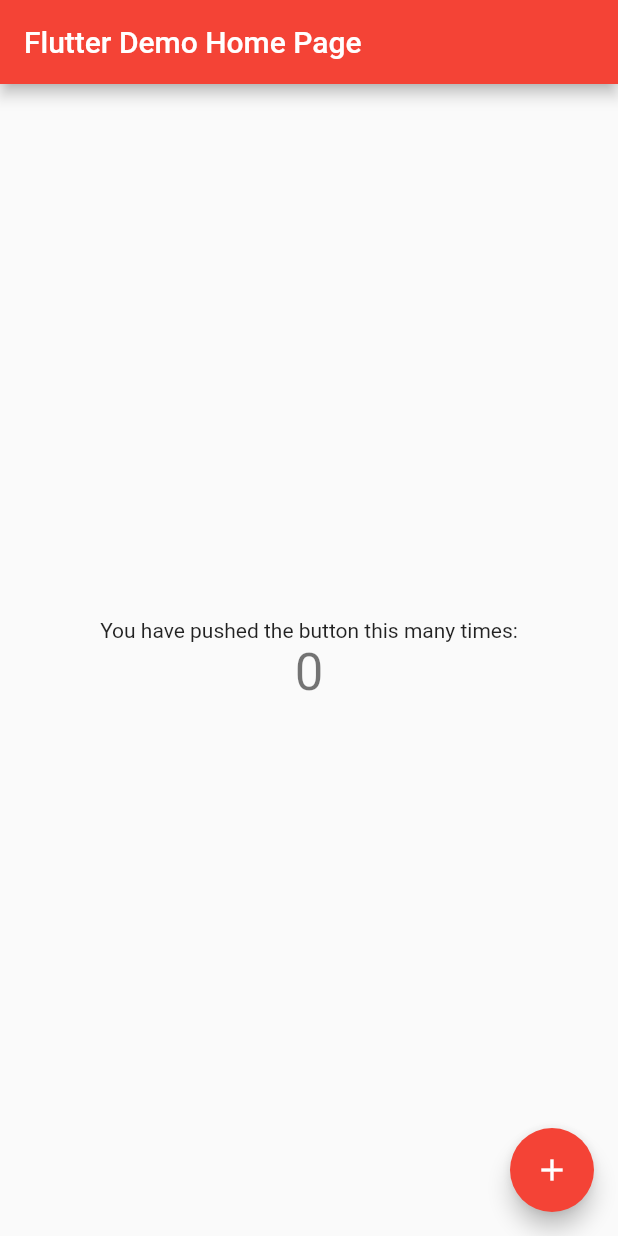
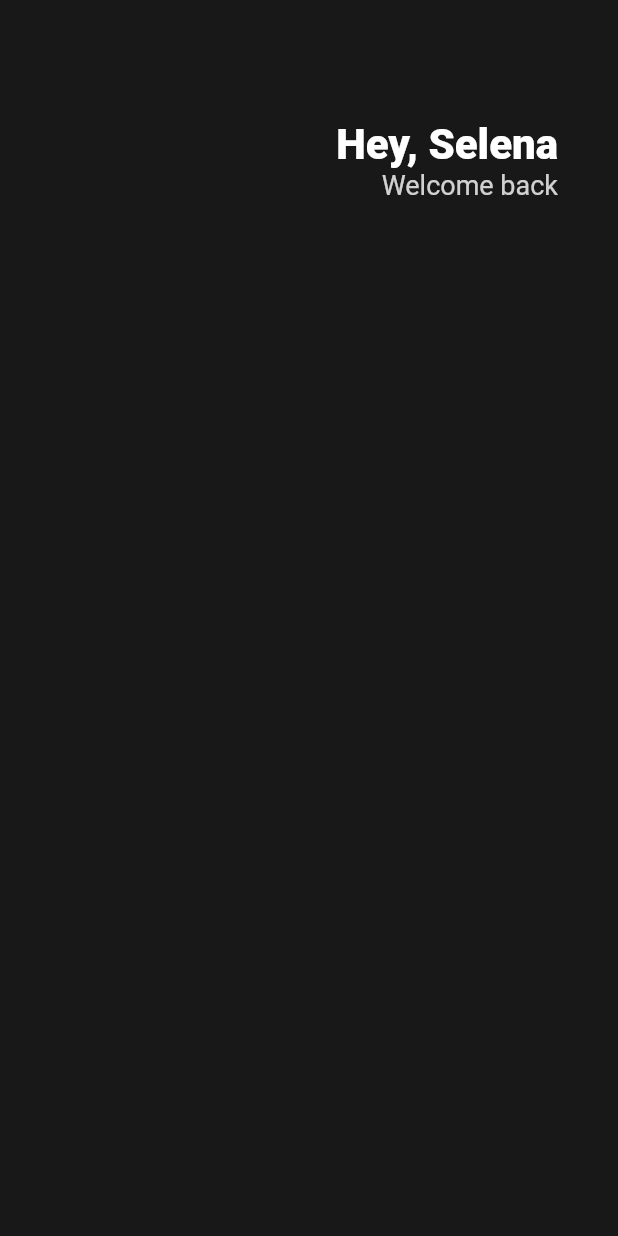
Before and after one commit to Anjiwoong/flutter-study, a Flutter app: the screen it shows after launch, on a phone screen of 412 x 824 dp. Run offline on Flutter 3.47's test engine with Material 2 defaults, Android fonts, the phone set to English and light mode, and no system bars.

Commit message:
Feat: #3

```diff
--- a/lib/main.dart
+++ b/lib/main.dart
@@ -1,115 +1,48 @@
 import 'package:flutter/material.dart';
 
 void main() {
-  runApp(const MyApp());
+  runApp(App());
 }
 
-class MyApp extends StatelessWidget {
-  const MyApp({super.key});
-
-  // This widget is the root of your application.
+class App extends StatelessWidget {
   @override
   Widget build(BuildContext context) {
     return MaterialApp(
-      title: 'Flutter Demo',
-      theme: ThemeData(
-        // This is the theme of your application.
-        //
-        // Try running your application with "flutter run". You'll see the
-        // application has a blue toolbar. Then, without quitting the app, try
-        // changing the primarySwatch below to Colors.green and then invoke
-        // "hot reload" (press "r" in the console where you ran "flutter run",
-        // or simply save your changes to "hot reload" in a Flutter IDE).
-        // Notice that the counter didn't reset back to zero; the application
-        // is not restarted.
-        primarySwatch: Colors.red,
-      ),
-      home: const MyHomePage(title: 'Flutter Demo Home Page'),
+      home: Scaffold(
+          backgroundColor: Color(0xFF181818),
+          body: Padding(
+            padding: EdgeInsets.symmetric(horizontal: 40),
+            child: Column(
+              children: [
+                SizedBox(
+                  height: 80,
+                ),
+                Row(
+                  mainAxisAlignment: MainAxisAlignment.end,
+                  children: [
+                    Column(
+                      crossAxisAlignment: CrossAxisAlignment.end,
+                      children: [
+                        Text(
+                          'Hey, Selena',
+                          style: TextStyle(
+                              color: Colors.white,
+                              fontSize: 28,
+                              fontWeight: FontWeight.w800),
+                        ),
+                        Text(
+                          'Welcome back',
+                          style: TextStyle(
+                              color: Colors.white.withOpacity(.8),
+                              fontSize: 18),
+                        )
+                      ],
+                    )
+                  ],
+                )
+              ],
+            ),
+          )),
     );
   }
 }
-
-class MyHomePage extends StatefulWidget {
-  const MyHomePage({super.key, required this.title});
-
-  // This widget is the home page of your application. It is stateful, meaning
-  // that it has a State object (defined below) that contains fields that affect
-  // how it looks.
-
-  // This class is the configuration for the state. It holds the values (in this
-  // case the title) provided by the parent (in this case the App widget) and
-  // used by the build method of the State. Fields in a Widget subclass are
-  // always marked "final".
-
-  final String title;
-
-  @override
-  State<MyHomePage> createState() => _MyHomePageState();
-}
-
-class _MyHomePageState extends State<MyHomePage> {
-  int _counter = 0;
-
-  void _incrementCounter() {
-    setState(() {
-      // This call to setState tells the Flutter framework that something has
-      // changed in this State, which causes it to rerun the build method below
-      // so that the display can reflect the updated values. If we changed
-      // _counter without calling setState(), then the build method would not be
-      // called again, and so nothing would appear to happen.
-      _counter++;
-    });
-  }
-
-  @override
-  Widget build(BuildContext context) {
-    // This method is rerun every time setState is called, for instance as done
-    // by the _incrementCounter method above.
-    //
-    // The Flutter framework has been optimized to make rerunning build methods
-    // fast, so that you can just rebuild anything that needs updating rather
-    // than having to individually change instances of widgets.
-    return Scaffold(
-      appBar: AppBar(
-        // Here we take the value from the MyHomePage object that was created by
-        // the App.build method, and use it to set our appbar title.
-        title: Text(widget.title),
-      ),
-      body: Center(
-        // Center is a layout widget. It takes a single child and positions it
-        // in the middle of the parent.
-        child: Column(
-          // Column is also a layout widget. It takes a list of children and
-          // arranges them vertically. By default, it sizes itself to fit its
-          // children horizontally, and tries to be as tall as its parent.
-          //
-          // Invoke "debug painting" (press "p" in the console, choose the
-          // "Toggle Debug Paint" action from the Flutter Inspector in Android
-          // Studio, or the "Toggle Debug Paint" command in Visual Studio Code)
-          // to see the wireframe for each widget.
-          //
-          // Column has various properties to control how it sizes itself and
-          // how it positions its children. Here we use mainAxisAlignment to
-          // center the children vertically; the main axis here is the vertical
-          // axis because Columns are vertical (the cross axis would be
-          // horizontal).
-          mainAxisAlignment: MainAxisAlignment.center,
-          children: <Widget>[
-            const Text(
-              'You have pushed the button this many times:',
-            ),
-            Text(
-              '$_counter',
-              style: Theme.of(context).textTheme.headline4,
-            ),
-          ],
-        ),
-      ),
-      floatingActionButton: FloatingActionButton(
-        onPressed: _incrementCounter,
-        tooltip: 'Increment',
-        child: const Icon(Icons.add),
-      ), // This trailing comma makes auto-formatting nicer for build methods.
-    );
-  }
-}
```
Also changed, not shown: 1 other file.
